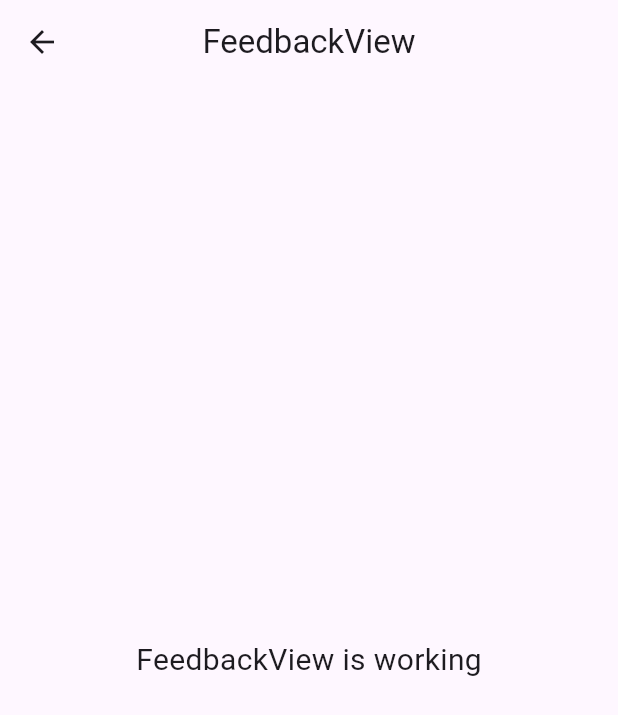
After one commit to frhnaml/kozzzila, a Flutter app: the FeedbackView screen opened by its route, on a phone screen of 412 x 824 dp. The commit adds this screen. Shown: the top 715 px of the screen. Run offline on Flutter 3.47's test engine with Material 3 defaults, Android fonts, the phone set to English and light mode, and no system bars; our stand-ins replace animated_splash_screen, flutter_svg, get.

Commit message:
feedback page

```diff
--- /dev/null
+++ b/lib/app/modules/feedback/views/feedback_view.dart
@@ -0,0 +1,24 @@
+import 'package:flutter/material.dart';
+
+import 'package:get/get.dart';
+
+import '../controllers/feedback_controller.dart';
+
+class FeedbackView extends GetView<FeedbackController> {
+  const FeedbackView({super.key});
+  @override
+  Widget build(BuildContext context) {
+    return Scaffold(
+      appBar: AppBar(
+        title: const Text('FeedbackView'),
+        centerTitle: true,
+      ),
+      body: const Center(
+        child: Text(
+          'FeedbackView is working',
+          style: TextStyle(fontSize: 20),
+        ),
+      ),
+    );
+  }
+}
--- a/lib/app/routes/app_pages.dart
+++ b/lib/app/routes/app_pages.dart
@@ -2,6 +2,8 @@ import 'package:get/get.dart';
 
 import '../modules/authentication/bindings/authentication_binding.dart';
 import '../modules/authentication/views/authentication_view.dart';
+import '../modules/feedback/bindings/feedback_binding.dart';
+import '../modules/feedback/views/feedback_view.dart';
 import '../modules/home/bindings/home_binding.dart';
 import '../modules/home/views/home_view.dart';
 import '../modules/splashScreen/bindings/splash_screen_binding.dart';
@@ -30,5 +32,10 @@ class AppPages {
       page: () => const SplashScreenView(),
       binding: SplashScreenBinding(),
     ),
+    GetPage(
+      name: _Paths.FEEDBACK,
+      page: () => const FeedbackView(),
+      binding: FeedbackBinding(),
+    ),
   ];
 }
--- a/lib/app/routes/app_routes.dart
+++ b/lib/app/routes/app_routes.dart
@@ -6,6 +6,7 @@ abstract class Routes {
   static const HOME = _Paths.HOME;
   static const AUTHENTICATION = _Paths.AUTHENTICATION;
   static const SPLASH_SCREEN = _Paths.SPLASH_SCREEN;
+  static const FEEDBACK = _Paths.FEEDBACK;
 }
 
 abstract class _Paths {
@@ -13,4 +14,5 @@ abstract class _Paths {
   static const HOME = '/home';
   static const AUTHENTICATION = '/authentication';
   static const SPLASH_SCREEN = '/splash-screen';
+  static const FEEDBACK = '/feedback';
 }
```
Also changed, not shown: lib/app/modules/feedback/bindings/feedback_binding.dart (added, +12 -0 lines), lib/app/modules/feedback/controllers/feedback_controller.dart (added, +23 -0 lines).
